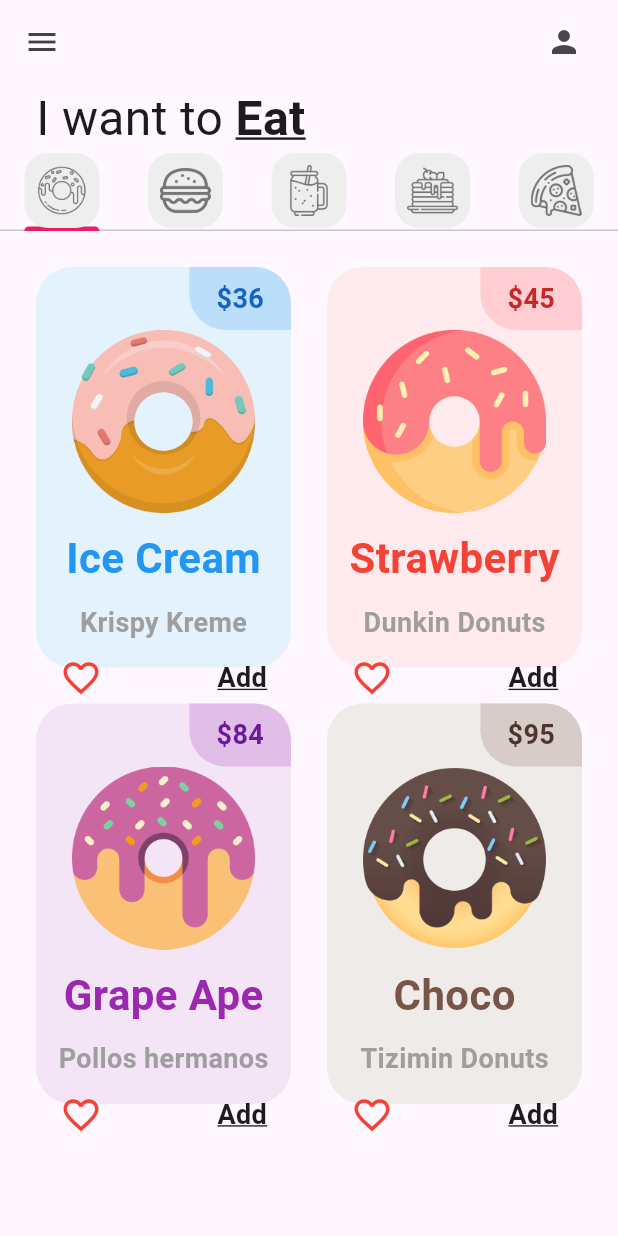
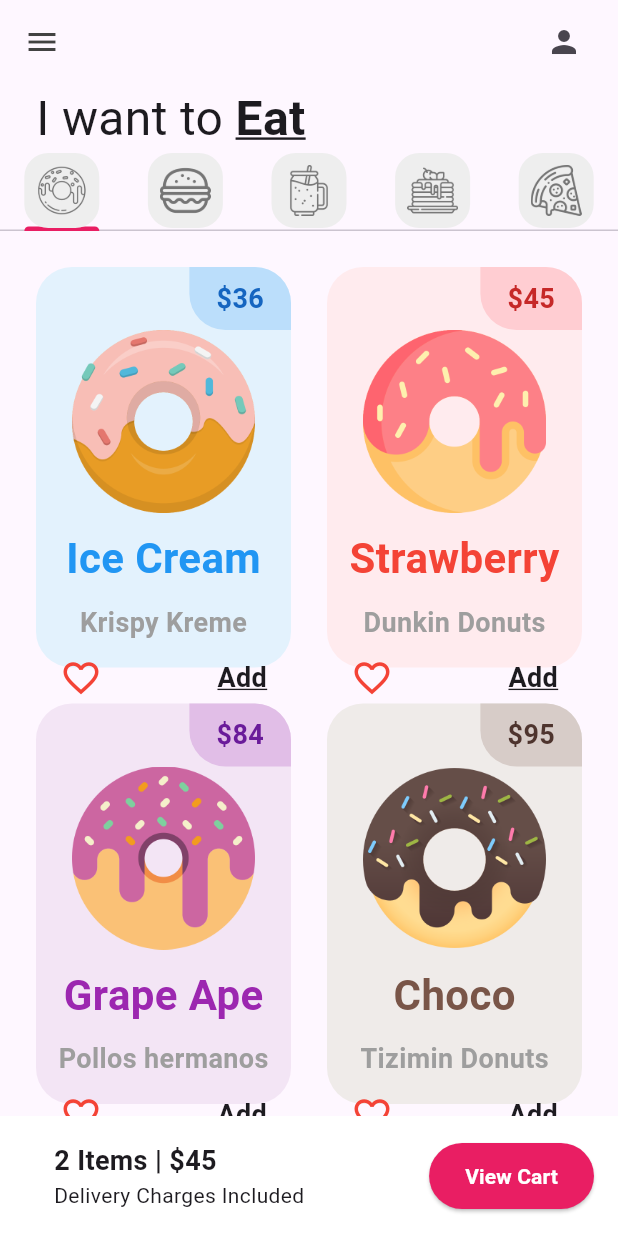
Before and after one commit to EmilioGonzalez011205/donut_app_4sa, a Flutter app: the screen it shows after launch, on a phone screen of 412 x 824 dp. Run offline on Flutter 3.47's test engine with Material 3 defaults, Android fonts, the phone set to English and light mode, and no system bars.

Commit message:
ShoppingCart_Added

```diff
--- a/lib/Pages/home_page.dart
+++ b/lib/Pages/home_page.dart
@@ -3,6 +3,7 @@ import 'package:donut_app_4sa/tabs/donut_tab.dart';
 import 'package:donut_app_4sa/tabs/pancakes_tab.dart';
 import 'package:donut_app_4sa/tabs/pizza_tab.dart';
 import 'package:donut_app_4sa/tabs/smoothie_tab.dart';
+import 'package:donut_app_4sa/utils/ShoppingCart.dart';
 import 'package:donut_app_4sa/utils/my_tab.dart';
 import 'package:flutter/material.dart';
 
@@ -80,10 +81,10 @@ class _HomepageState extends State<HomePage> {
               PancakesTab(),
               PizzaTab()
             ]),
-          )
+          ),
 
           //Carrito(Cart)
-
+          const ShoppingCart()
           ]
 
 
--- /dev/null
+++ b/lib/utils/ShoppingCart.dart
@@ -0,0 +1,43 @@
+// ignore_for_file: file_names
+
+import 'package:flutter/material.dart';
+
+class ShoppingCart extends StatelessWidget {
+  const ShoppingCart({
+    super.key,
+  });
+
+  @override
+  Widget build(BuildContext context) {
+    return Container(
+      color: Colors.white,
+      padding: const EdgeInsets.all(16),
+      child: Row(
+        mainAxisAlignment: MainAxisAlignment.spaceBetween,
+        children: [
+          const Padding(
+            padding: EdgeInsets.only(left: 20),
+            child: Column(
+              crossAxisAlignment: CrossAxisAlignment.start,
+              children: [
+                Text("2 Items | \$45", style: TextStyle(fontWeight: FontWeight.bold, fontSize: 18)),
+                Text("Delivery Charges Included"),
+              ],
+            ),
+            ),
+            ElevatedButton(onPressed: (){},
+            style: ElevatedButton.styleFrom(
+              backgroundColor: Colors.pink,
+              padding: EdgeInsets.symmetric(
+                horizontal: 24,
+                vertical: 12,
+              ),
+            ),
+            child: const Text("View Cart",
+            style: TextStyle(color: Colors.white,
+            fontWeight: FontWeight.bold),))
+        ],
+      )
+    );
+  }
+}
--- a/lib/utils/donut_tile.dart
+++ b/lib/utils/donut_tile.dart
@@ -1,4 +1,5 @@
 import 'package:flutter/material.dart';
+
 
 class DonutTile extends StatelessWidget {
 
```
